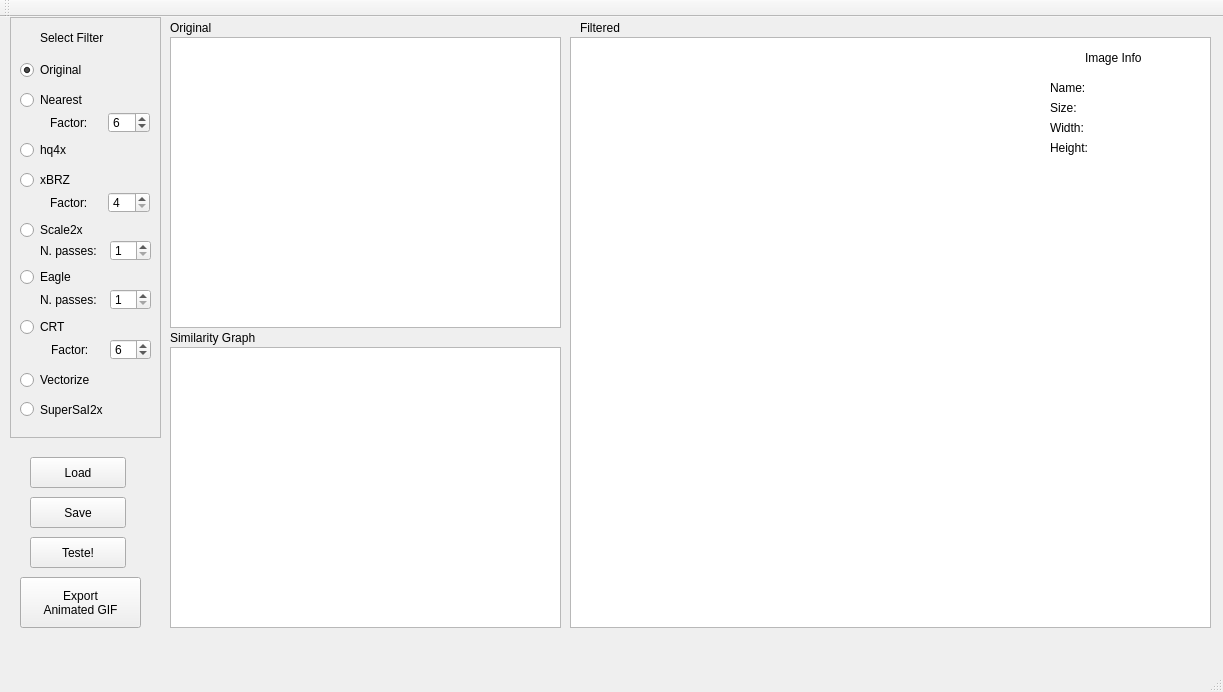
Old version of the form MainWindow.ui in the repository marcoc2/dpixel.
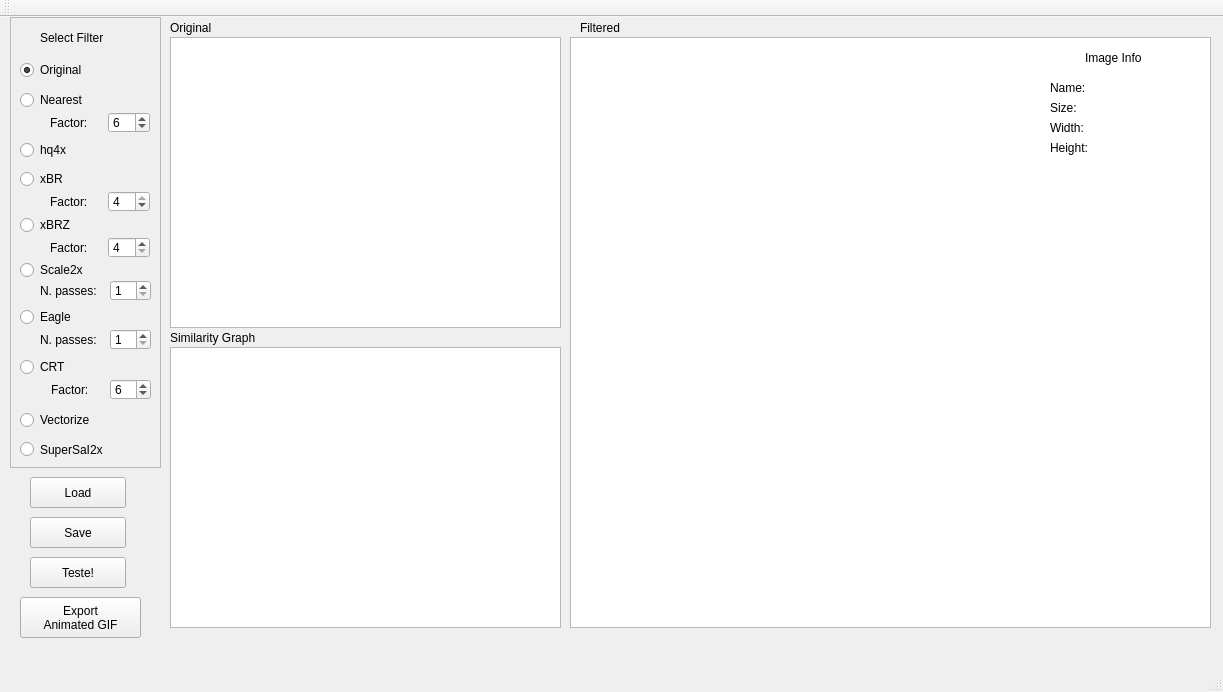
New version of the form.

The edit to the form file:
```diff
--- a/MainWindow.ui
+++ b/MainWindow.ui
@@ -34,7 +34,7 @@
     <property name="geometry">
      <rect>
       <x>30</x>
-      <y>520</y>
+      <y>540</y>
       <width>96</width>
       <height>31</height>
      </rect>
@@ -47,7 +47,7 @@
     <property name="geometry">
      <rect>
       <x>30</x>
-      <y>440</y>
+      <y>460</y>
       <width>96</width>
       <height>31</height>
      </rect>
@@ -60,7 +60,7 @@
     <property name="geometry">
      <rect>
       <x>30</x>
-      <y>480</y>
+      <y>500</y>
       <width>96</width>
       <height>31</height>
      </rect>
@@ -211,7 +211,7 @@
       <x>10</x>
       <y>0</y>
       <width>151</width>
-      <height>421</height>
+      <height>451</height>
      </rect>
     </property>
     <property name="frameShape">
@@ -282,7 +282,7 @@
      <property name="geometry">
       <rect>
        <x>10</x>
-       <y>150</y>
+       <y>195</y>
        <width>113</width>
        <height>26</height>
       </rect>
@@ -295,7 +295,7 @@
      <property name="geometry">
       <rect>
        <x>10</x>
-       <y>200</y>
+       <y>240</y>
        <width>113</width>
        <height>26</height>
       </rect>
@@ -308,7 +308,7 @@
      <property name="geometry">
       <rect>
        <x>10</x>
-       <y>247</y>
+       <y>287</y>
        <width>113</width>
        <height>26</height>
       </rect>
@@ -321,7 +321,7 @@
      <property name="geometry">
       <rect>
        <x>10</x>
-       <y>350</y>
+       <y>390</y>
        <width>113</width>
        <height>26</height>
       </rect>
@@ -334,7 +334,7 @@
      <property name="geometry">
       <rect>
        <x>10</x>
-       <y>299</y>
+       <y>339</y>
        <width>61</width>
        <height>22</height>
       </rect>
@@ -347,7 +347,7 @@
      <property name="geometry">
       <rect>
        <x>100</x>
-       <y>322</y>
+       <y>362</y>
        <width>41</width>
        <height>21</height>
       </rect>
@@ -373,7 +373,7 @@
      <property name="geometry">
       <rect>
        <x>100</x>
-       <y>223</y>
+       <y>263</y>
        <width>41</width>
        <height>21</height>
       </rect>
@@ -401,7 +401,7 @@
      <property name="geometry">
       <rect>
        <x>100</x>
-       <y>272</y>
+       <y>312</y>
        <width>41</width>
        <height>21</height>
       </rect>
@@ -420,7 +420,7 @@
      <property name="geometry">
       <rect>
        <x>30</x>
-       <y>272</y>
+       <y>312</y>
        <width>81</width>
        <height>21</height>
       </rect>
@@ -456,7 +456,7 @@
      <property name="geometry">
       <rect>
        <x>30</x>
-       <y>223</y>
+       <y>263</y>
        <width>81</width>
        <height>21</height>
       </rect>
@@ -474,7 +474,7 @@
      <property name="geometry">
       <rect>
        <x>41</x>
-       <y>322</y>
+       <y>362</y>
        <width>51</width>
        <height>21</height>
       </rect>
@@ -492,7 +492,7 @@
      <property name="geometry">
       <rect>
        <x>40</x>
-       <y>175</y>
+       <y>220</y>
        <width>51</width>
        <height>21</height>
       </rect>
@@ -510,7 +510,7 @@
      <property name="geometry">
       <rect>
        <x>98</x>
-       <y>175</y>
+       <y>220</y>
        <width>42</width>
        <height>21</height>
       </rect>
@@ -529,7 +529,7 @@
      <property name="geometry">
       <rect>
        <x>10</x>
-       <y>380</y>
+       <y>420</y>
        <width>135</width>
        <height>25</height>
       </rect>
@@ -538,6 +538,80 @@
       <string>SuperSaI2x</string>
      </property>
     </widget>
+    <widget class="QSpinBox" name="xBRSpinBox">
+     <property name="geometry">
+      <rect>
+       <x>98</x>
+       <y>174</y>
+       <width>42</width>
+       <height>21</height>
+      </rect>
+     </property>
+     <property name="minimum">
+      <number>2</number>
+     </property>
+     <property name="maximum">
+      <number>4</number>
+     </property>
+     <property name="value">
+      <number>4</number>
+     </property>
+    </widget>
+    <widget class="QRadioButton" name="radioButtonXbr">
+     <property name="geometry">
+      <rect>
+       <x>10</x>
+       <y>149</y>
+       <width>113</width>
+       <height>26</height>
+      </rect>
+     </property>
+     <property name="text">
+      <string>xBR</string>
+     </property>
+    </widget>
+    <widget class="QLabel" name="label_6">
+     <property name="geometry">
+      <rect>
+       <x>40</x>
+       <y>174</y>
+       <width>51</width>
+       <height>21</height>
+      </rect>
+     </property>
+     <property name="font">
+      <font>
+       <pointsize>9</pointsize>
+      </font>
+     </property>
+     <property name="text">
+      <string>Factor:</string>
+     </property>
+    </widget>
+    <zorder>labelFilter</zorder>
+    <zorder>radioButtonHqx</zorder>
+    <zorder>radioButtonOriginal</zorder>
+    <zorder>radioButtonNearest</zorder>
+    <zorder>radioButtonXbrZ</zorder>
+    <zorder>radioButtonScale2x</zorder>
+    <zorder>radioButtonEagle</zorder>
+    <zorder>radioButtonVector</zorder>
+    <zorder>radioButtonCRT</zorder>
+    <zorder>spinBoxScaleFactor</zorder>
+    <zorder>spinBoxNearestScaleFactor</zorder>
+    <zorder>scale2xSpinBox</zorder>
+    <zorder>eagleSpinBox</zorder>
+    <zorder>label_2</zorder>
+    <zorder>label_4</zorder>
+    <zorder>label</zorder>
+    <zorder>label_3</zorder>
+    <zorder>label_5</zorder>
+    <zorder>xBRZSpinBox</zorder>
+    <zorder>radioButtonSuperSaI2x</zorder>
+    <zorder>graphicsViewOriginal</zorder>
+    <zorder>xBRSpinBox</zorder>
+    <zorder>radioButtonXbr</zorder>
+    <zorder>label_6</zorder>
    </widget>
    <widget class="QGraphicsView" name="graphicsViewOriginal">
     <property name="geometry">
@@ -613,9 +687,9 @@
     <property name="geometry">
      <rect>
       <x>20</x>
-      <y>560</y>
+      <y>580</y>
       <width>121</width>
-      <height>51</height>
+      <height>41</height>
      </rect>
     </property>
     <property name="text">
```
Left out of the diff: 2 changed lines with no effect on the pictures.
